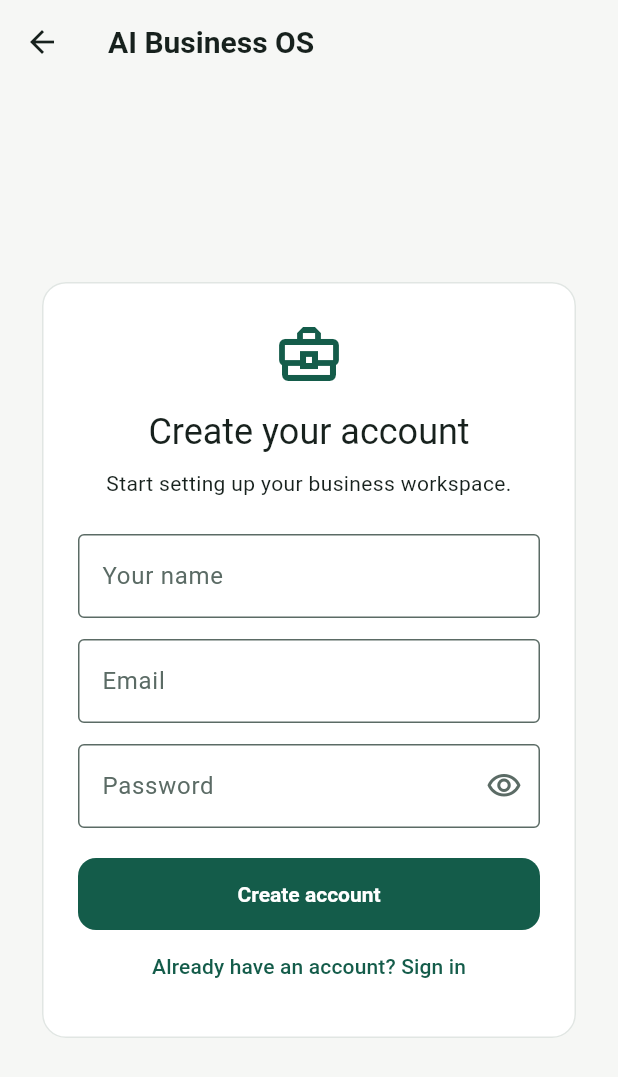
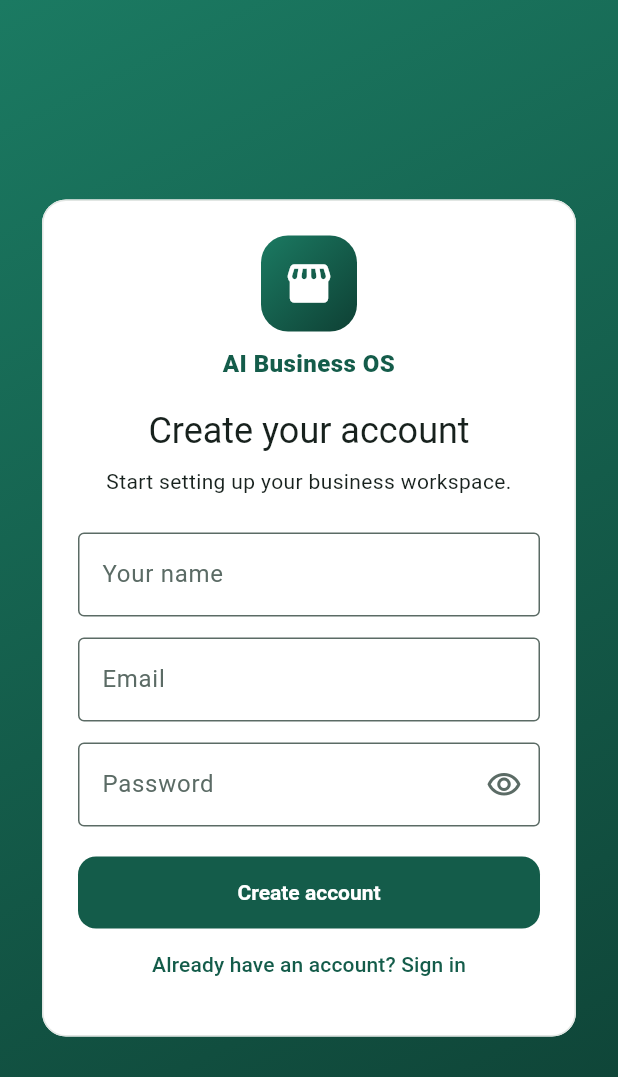
Before and after one commit to Abdulhaqueburiro/ai-business-operating-system, a Flutter app: the AuthScreen screen opened directly, on a phone screen of 412 x 824 dp. Shown: the top 1077 px of the screen. Run offline on Flutter 3.47's test engine with Material 3 defaults, Android fonts, the phone set to English and light mode, and no system bars; our stand-ins replace supabase_flutter; accounts and stored records are empty.

Commit message:
UI upgrade: login and business setup branding
Co-Authored-By: Claude Sonnet 5.5 <noreply@anthropic.com>

Claude-Session: https://claude.ai/code/session_016EkdzBV4nEFLZaaTPCwh6X

```diff
--- a/lib/features/auth/presentation/auth_screen.dart
+++ b/lib/features/auth/presentation/auth_screen.dart
@@ -76,8 +76,15 @@ class _AuthScreenState extends State<AuthScreen> {
   Widget build(BuildContext context) {
     final colors = Theme.of(context).colorScheme;
     return Scaffold(
-      appBar: AppBar(title: const Text('AI Business OS')),
-      body: Center(
+      body: DecoratedBox(
+        decoration: const BoxDecoration(
+          gradient: LinearGradient(
+            begin: Alignment.topLeft,
+            end: Alignment.bottomRight,
+            colors: [Color(0xFF1B7A62), Color(0xFF145C4A), Color(0xFF0E4034)],
+          ),
+        ),
+        child: Center(
         child: SingleChildScrollView(
           padding: const EdgeInsets.all(24),
           child: ConstrainedBox(
@@ -90,12 +97,36 @@ class _AuthScreenState extends State<AuthScreen> {
                   child: Column(
                     crossAxisAlignment: CrossAxisAlignment.stretch,
                     children: [
-                      Icon(
-                        Icons.business_center_outlined,
-                        size: 48,
-                        color: colors.primary,
+                      Center(
+                        child: Container(
+                          width: 64,
+                          height: 64,
+                          decoration: BoxDecoration(
+                            gradient: const LinearGradient(
+                              begin: Alignment.topLeft,
+                              end: Alignment.bottomRight,
+                              colors: [Color(0xFF1B7A62), Color(0xFF0E4034)],
+                            ),
+                            borderRadius: BorderRadius.circular(18),
+                          ),
+                          child: const Icon(
+                            Icons.storefront_rounded,
+                            size: 34,
+                            color: Colors.white,
+                          ),
+                        ),
                       ),
-                      const SizedBox(height: 12),
+                      const SizedBox(height: 10),
+                      Text(
+                        'AI Business OS',
+                        textAlign: TextAlign.center,
+                        style: Theme.of(context).textTheme.titleMedium?.copyWith(
+                              color: colors.primary,
+                              fontWeight: FontWeight.w800,
+                              letterSpacing: 0.3,
+                            ),
+                      ),
+                      const SizedBox(height: 16),
                       Text(
                         _isSignUp ? 'Create your account' : 'Welcome back',
                         textAlign: TextAlign.center,
@@ -209,6 +240,7 @@ class _AuthScreenState extends State<AuthScreen> {
             ),
           ),
         ),
+        ),
       ),
     );
   }
```
Also changed, not shown: lib/features/business/presentation/business_setup_screen.dart (+20 -2 lines).
